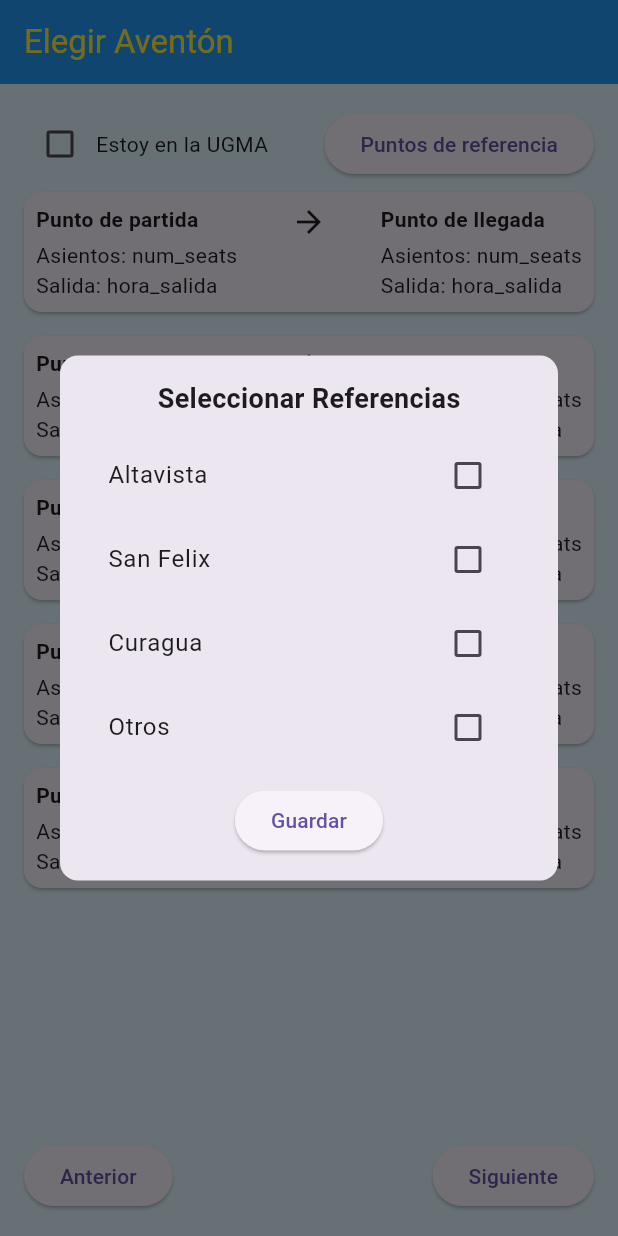
After one commit to JoseL2119/ugmaventon-, a Flutter app: the ChooseRideScreen screen opened directly, after a tap on "Puntos de referencia", on a phone screen of 412 x 824 dp. The commit adds this screen. Run offline on Flutter 3.47's test engine with Material 3 defaults, Android fonts, the phone set to English and light mode, and no system bars; our stand-ins replace cloud_firestore, firebase_auth, firebase_core, flutter_hooks, image_picker; missing offline and left inert: flutter_osm_plugin, pointer_interceptor; accounts and stored records are empty.

Commit message:
Se agrego la interfaz de Seleccionar Aventon

```diff
--- /dev/null
+++ b/lib/pages/Elegir_Aventon.dart
@@ -0,0 +1,221 @@
+import 'package:flutter/material.dart';
+
+class Select_Travel extends StatefulWidget {
+  const Select_Travel({Key? key}) : super(key: key);
+
+  @override
+  State<Select_Travel> createState() => _Select_TravelPageState();
+}
+
+class _Select_TravelPageState extends State<Select_Travel> {
+  @override
+  Widget build(BuildContext context) {
+    return MaterialApp(
+      debugShowCheckedModeBanner: false,
+      title: 'Elegir Aventón',
+      theme: ThemeData(
+        primarySwatch: Colors.blue,
+      ),
+      home: ChooseRideScreen(),
+    );
+  }
+}
+
+class ChooseRideScreen extends StatefulWidget {
+  @override
+  _ChooseRideScreenState createState() => _ChooseRideScreenState();
+}
+
+class _ChooseRideScreenState extends State<ChooseRideScreen> {
+  List<String> _selectedReferences = [];
+
+  void _showReferenceDialog() async {
+    final List<String>? results = await showDialog<List<String>>(
+      context: context,
+      builder: (BuildContext context) {
+        return Dialog(
+          shape: RoundedRectangleBorder(
+            borderRadius: BorderRadius.circular(12.0),
+          ),
+          child:
+              ReferenceSelectionWidget(selectedReferences: _selectedReferences),
+        );
+      },
+    );
+
+    if (results != null) {
+      setState(() {
+        _selectedReferences = results;
+      });
+    }
+  }
+
+  @override
+  Widget build(BuildContext context) {
+    return Scaffold(
+      appBar: AppBar(
+        title: Text(
+          'Elegir Aventón',
+          style: TextStyle(color: Colors.yellow),
+        ),
+        backgroundColor: Colors.blue,
+      ),
+      body: Container(
+        color: Colors.lightBlue[50],
+        padding: const EdgeInsets.all(16.0),
+        child: Column(
+          children: [
+            Row(
+              children: [
+                Checkbox(
+                  value: false,
+                  onChanged: (bool? value) {},
+                ),
+                Text('Estoy en la UGMA'),
+                Spacer(),
+                ElevatedButton(
+                  onPressed: _showReferenceDialog,
+                  child: Text('Puntos de referencia'),
+                ),
+              ],
+            ),
+            Expanded(
+              child: ListView.builder(
+                itemCount: 5, // Número de elementos de la lista
+                itemBuilder: (context, index) {
+                  return Card(
+                    margin: EdgeInsets.symmetric(vertical: 8.0),
+                    child: Padding(
+                      padding: const EdgeInsets.all(8.0),
+                      child: Row(
+                        mainAxisAlignment: MainAxisAlignment.spaceBetween,
+                        crossAxisAlignment: CrossAxisAlignment
+                            .start, // Alineamos los elementos en la parte superior
+                        children: [
+                          Column(
+                            crossAxisAlignment: CrossAxisAlignment.start,
+                            children: [
+                              Text(
+                                'Punto de partida',
+                                style: TextStyle(
+                                  fontWeight: FontWeight.bold,
+                                ),
+                              ),
+                              SizedBox(height: 4.0),
+                              Text('Asientos: num_seats'),
+                              Text('Salida: hora_salida'),
+                            ],
+                          ),
+                          Column(
+                            mainAxisAlignment: MainAxisAlignment
+                                .start, // Alineamos las flechas con los títulos
+                            children: [
+                              Icon(Icons.arrow_forward, size: 24.0),
+                            ],
+                          ),
+                          Column(
+                            crossAxisAlignment: CrossAxisAlignment.start,
+                            children: [
+                              Text(
+                                'Punto de llegada',
+                                style: TextStyle(
+                                  fontWeight: FontWeight.bold,
+                                ),
+                              ),
+                              SizedBox(height: 4.0),
+                              Text('Asientos: num_seats'),
+                              Text('Salida: hora_salida'),
+                            ],
+                          ),
+                        ],
+                      ),
+                    ),
+                  );
+                },
+              ),
+            ),
+            Row(
+              mainAxisAlignment: MainAxisAlignment.spaceBetween,
+              children: [
+                ElevatedButton(
+                  onPressed: () {},
+                  child: Text('Anterior'),
+                ),
+                ElevatedButton(
+                  onPressed: () {},
+                  child: Text('Siguiente'),
+                ),
+              ],
+            ),
+          ],
+        ),
+      ),
+    );
+  }
+}
+
+class ReferenceSelectionWidget extends StatefulWidget {
+  final List<String> selectedReferences;
+
+  ReferenceSelectionWidget({required this.selectedReferences});
+
+  @override
+  _ReferenceSelectionWidgetState createState() =>
+      _ReferenceSelectionWidgetState();
+}
+
+class _ReferenceSelectionWidgetState extends State<ReferenceSelectionWidget> {
+  List<String> _references = ['Altavista', 'San Felix', 'Curagua', 'Otros'];
+  List<String> _tempSelectedReferences = [];
+
+  @override
+  void initState() {
+    super.initState();
+    _tempSelectedReferences = List.from(widget.selectedReferences);
+  }
+
+  @override
+  Widget build(BuildContext context) {
+    return Container(
+      padding: EdgeInsets.all(16),
+      child: Column(
+        mainAxisSize: MainAxisSize.min,
+        children: <Widget>[
+          Text(
+            'Seleccionar Referencias',
+            style: TextStyle(fontSize: 18, fontWeight: FontWeight.bold),
+          ),
+          SizedBox(height: 10),
+          ListView.builder(
+            shrinkWrap: true,
+            itemCount: _references.length,
+            itemBuilder: (BuildContext context, int index) {
+              final reference = _references[index];
+              final isSelected = _tempSelectedReferences.contains(reference);
+              return CheckboxListTile(
+                title: Text(reference),
+                value: isSelected,
+                onChanged: (bool? value) {
+                  setState(() {
+                    if (value == true) {
+                      _tempSelectedReferences.add(reference);
+                    } else {
+                      _tempSelectedReferences.remove(reference);
+                    }
+                  });
+                },
+              );
+            },
+          ),
+          SizedBox(height: 10),
+          ElevatedButton(
+            onPressed: () {
+              Navigator.pop(context, _tempSelectedReferences);
+            },
+            child: Text('Guardar'),
+          ),
+        ],
+      ),
+    );
+  }
+}
--- a/lib/routes/app_routes.dart
+++ b/lib/routes/app_routes.dart
@@ -5,6 +5,7 @@ import '../pages/type_register.dart'; // Importamos la pantalla de selección
 import '../pages/register_passenger.dart'; // Importamos la pantalla de pasajeros
 import '../pages/create_travel.dart'; // Importamos la pantalla de crear aventones
 import '../pages/mapatest.dart'; // testing
+import '../pages/Elegir_Aventon.dart'; // testing
 
 import '../pages/Mapa.dart'; // Ajusta la ruta según la ubicación real del archivo
 
@@ -15,6 +16,8 @@ class AppRoutes {
     switch (settings.name) {
       case '/login':
         return MaterialPageRoute(builder: (context) => const LoginPage());
+      case '/Select_Travel':
+        return MaterialPageRoute(builder: (context) => Select_Travel());
       case '/create_travel':
         return MaterialPageRoute(builder: (context) => CreateTravel());
       case '/register':
```
